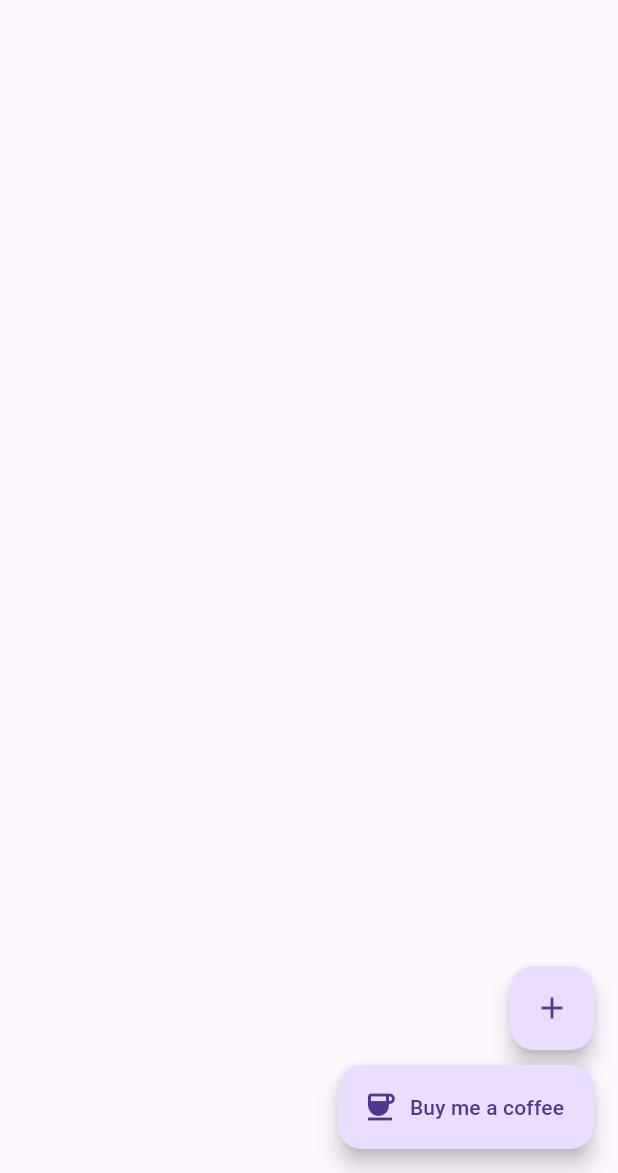
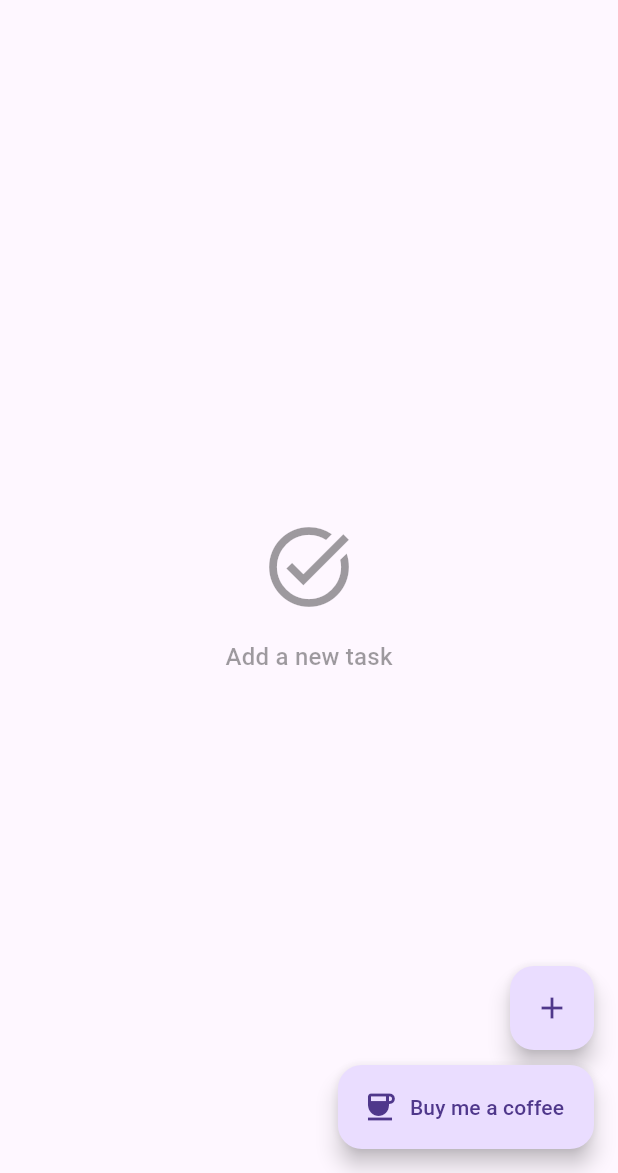
Before and after one commit to OrlandoEduardo101/todo_app, a Flutter app: the screen it shows after launch, on a phone screen of 412 x 824 dp, the part 63-1236 px from its top. Run offline on Flutter 3.47's test engine with Material 3 defaults, Android fonts, the phone set to English and light mode, and no system bars; our stand-ins replace shared_preferences.

Commit message:
feat(localization): add English, Spanish, and Portuguese translations for the To-Do List app
- Created app_localizations_en.dart for English translations.
- Created app_localizations_es.dart for Spanish translations.
- Created app_localizations_pt.dart for Portuguese translations.
- Updated main.dart to use the new localization files.
- Modified todo_list_screen.dart to implement localization in task management UI.
- Adjusted default category and priority values in todo_model.dart.
- Enhanced error handling in todo_repository.dart for loading and saving todos.
- Updated pubspec.yaml and pubspec.lock for dependency upgrades and versioning.

````diff
--- /dev/null
+++ b/lib/l10n/app_localizations.dart
@@ -0,0 +1,258 @@
+import 'dart:async';
+
+import 'package:flutter/foundation.dart';
+import 'package:flutter/widgets.dart';
+import 'package:flutter_localizations/flutter_localizations.dart';
+import 'package:intl/intl.dart' as intl;
+
+import 'app_localizations_en.dart';
+import 'app_localizations_es.dart';
+import 'app_localizations_pt.dart';
+
+// ignore_for_file: type=lint
+
+/// Callers can lookup localized strings with an instance of AppLocalizations
+/// returned by `AppLocalizations.of(context)`.
+///
+/// Applications need to include `AppLocalizations.delegate()` in their app's
+/// `localizationDelegates` list, and the locales they support in the app's
+/// `supportedLocales` list. For example:
+///
+/// ```dart
+/// import 'l10n/app_localizations.dart';
+///
+/// return MaterialApp(
+///   localizationsDelegates: AppLocalizations.localizationsDelegates,
+///   supportedLocales: AppLocalizations.supportedLocales,
+///   home: MyApplicationHome(),
+/// );
+/// ```
+///
+/// ## Update pubspec.yaml
+///
+/// Please make sure to update your pubspec.yaml to include the following
+/// packages:
+///
+/// ```yaml
+/// dependencies:
+///   # Internationalization support.
+///   flutter_localizations:
+///     sdk: flutter
+///   intl: any # Use the pinned version from flutter_localizations
+///
+///   # Rest of dependencies
+/// ```
+///
+/// ## iOS Applications
+///
+/// iOS applications define key application metadata, including supported
+/// locales, in an Info.plist file that is built into the application bundle.
+/// To configure the locales supported by your app, you’ll need to edit this
+/// file.
+///
+/// First, open your project’s ios/Runner.xcworkspace Xcode workspace file.
+/// Then, in the Project Navigator, open the Info.plist file under the Runner
+/// project’s Runner folder.
+///
+/// Next, select the Information Property List item, select Add Item from the
+/// Editor menu, then select Localizations from the pop-up menu.
+///
+/// Select and expand the newly-created Localizations item then, for each
+/// locale your application supports, add a new item and select the locale
+/// you wish to add from the pop-up menu in the Value field. This list should
+/// be consistent with the languages listed in the AppLocalizations.supportedLocales
+/// property.
+abstract class AppLocalizations {
+  AppLocalizations(String locale)
+    : localeName = intl.Intl.canonicalizedLocale(locale.toString());
+
+  final String localeName;
+
+  static AppLocalizations? of(BuildContext context) {
+    return Localizations.of<AppLocalizations>(context, AppLocalizations);
+  }
+
+  static const LocalizationsDelegate<AppLocalizations> delegate =
+      _AppLocalizationsDelegate();
+
+  /// A list of this localizations delegate along with the default localizations
+  /// delegates.
+  ///
+  /// Returns a list of localizations delegates containing this delegate along with
+  /// GlobalMaterialLocalizations.delegate, GlobalCupertinoLocalizations.delegate,
+  /// and GlobalWidgetsLocalizations.delegate.
+  ///
+  /// Additional delegates can be added by appending to this list in
+  /// MaterialApp. This list does not have to be used at all if a custom list
+  /// of delegates is preferred or required.
+  static const List<LocalizationsDelegate<dynamic>> localizationsDelegates =
+      <LocalizationsDelegate<dynamic>>[
+        delegate,
+        GlobalMaterialLocalizations.delegate,
+        GlobalCupertinoLocalizations.delegate,
+        GlobalWidgetsLocalizations.delegate,
+      ];
+
+  /// A list of this localizations delegate's supported locales.
+  static const List<Locale> supportedLocales = <Locale>[
+    Locale('en'),
+    Locale('es'),
+    Locale('pt'),
+  ];
+
+  /// No description provided for @appTitle.
+  ///
+  /// In en, this message translates to:
+  /// **'To-Do List'**
+  String get appTitle;
+
+  /// No description provided for @addTask.
+  ///
+  /// In en, this message translates to:
+  /// **'Add Task'**
+  String get addTask;
+
+  /// No description provided for @addTaskHint.
+  ///
+  /// In en, this message translates to:
+  /// **'Add a new task'**
+  String get addTaskHint;
+
+  /// No description provided for @delete.
+  ///
+  /// In en, this message translates to:
+  /// **'Delete'**
+  String get delete;
+
+  /// No description provided for @cancel.
+  ///
+  /// In en, this message translates to:
+  /// **'Cancel'**
+  String get cancel;
+
+  /// No description provided for @add.
+  ///
+  /// In en, this message translates to:
+  /// **'Add'**
+  String get add;
+
+  /// No description provided for @language.
+  ///
+  /// In en, this message translates to:
+  /// **'Language'**
+  String get language;
+
+  /// No description provided for @english.
+  ///
+  /// In en, this message translates to:
+  /// **'English'**
+  String get english;
+
+  /// No description provided for @spanish.
+  ///
+  /// In en, this message translates to:
+  /// **'Spanish'**
+  String get spanish;
+
+  /// No description provided for @portuguese.
+  ///
+  /// In en, this message translates to:
+  /// **'Portuguese'**
+  String get portuguese;
+
+  /// No description provided for @buy_me_a_coffee.
+  ///
+  /// In en, this message translates to:
+  /// **'Buy me a coffee'**
+  String get buy_me_a_coffee;
+
+  /// No description provided for @category.
+  ///
+  /// In en, this message translates to:
+  /// **'Category'**
+  String get category;
+
+  /// No description provided for @priority.
+  ///
+  /// In en, this message translates to:
+  /// **'Priority'**
+  String get priority;
+
+  /// No description provided for @general.
+  ///
+  /// In en, this message translates to:
+  /// **'General'**
+  String get general;
+
+  /// No description provided for @work.
+  ///
+  /// In en, this message translates to:
+  /// **'Work'**
+  String get work;
+
+  /// No description provided for @personal.
+  ///
+  /// In en, this message translates to:
+  /// **'Personal'**
+  String get personal;
+
+  /// No description provided for @shopping.
+  ///
+  /// In en, this message translates to:
+  /// **'Shopping'**
+  String get shopping;
+
+  /// No description provided for @low.
+  ///
+  /// In en, this message translates to:
+  /// **'Low'**
+  String get low;
+
+  /// No description provided for @medium.
+  ///
+  /// In en, this message translates to:
+  /// **'Medium'**
+  String get medium;
+
+  /// No description provided for @high.
+  ///
+  /// In en, this message translates to:
+  /// **'High'**
+  String get high;
+}
+
+class _AppLocalizationsDelegate
+    extends LocalizationsDelegate<AppLocalizations> {
+  const _AppLocalizationsDelegate();
+
+  @override
+  Future<AppLocalizations> load(Locale locale) {
+    return SynchronousFuture<AppLocalizations>(lookupAppLocalizations(locale));
+  }
+
+  @override
+  bool isSupported(Locale locale) =>
+      <String>['en', 'es', 'pt'].contains(locale.languageCode);
+
+  @override
+  bool shouldReload(_AppLocalizationsDelegate old) => false;
+}
+
+AppLocalizations lookupAppLocalizations(Locale locale) {
+  // Lookup logic when only language code is specified.
+  switch (locale.languageCode) {
+    case 'en':
+      return AppLocalizationsEn();
+    case 'es':
+      return AppLocalizationsEs();
+    case 'pt':
+      return AppLocalizationsPt();
+  }
+
+  throw FlutterError(
+    'AppLocalizations.delegate failed to load unsupported locale "$locale". This is likely '
+    'an issue with the localizations generation tool. Please file an issue '
+    'on GitHub with a reproducible sample app and the gen-l10n configuration '
+    'that was used.',
+  );
+}
--- a/lib/main.dart
+++ b/lib/main.dart
@@ -3,11 +3,12 @@ import 'dart:io';
 
 import 'package:flutter/foundation.dart';
 import 'package:flutter/material.dart';
-import 'package:flutter_gen/gen_l10n/app_localizations.dart'; // Importe as traduções geradas
+import 'package:todo_app/l10n/app_localizations.dart';
 import 'theme/theme_notifier.dart';
 import 'todo/todo_list_screen.dart';
 
 final ThemeNotifier themeNotifier = ThemeNotifier();
+
 void main() {
   runApp(MyApp());
 }
@@ -23,7 +24,11 @@ class MyApp extends StatelessWidget {
       changeLocale(Locale(defaultLocale.split('_').first));
     }
 
-    themeNotifier.loadTheme();
+    // Carregar o tema apenas uma vez
+    WidgetsBinding.instance.addPostFrameCallback((_) {
+      themeNotifier.loadTheme();
+    });
+
     return ListenableBuilder(
         listenable: themeNotifier,
         builder: (context, _) {
--- a/lib/todo/todo_list_screen.dart
+++ b/lib/todo/todo_list_screen.dart
@@ -1,15 +1,15 @@
 import 'package:flutter/material.dart';
+import 'package:todo_app/l10n/app_localizations.dart';
 import 'package:todo_app/main.dart';
 import 'package:todo_app/todo/todo_model.dart';
 import 'package:todo_app/todo/todo_repository.dart';
-import 'package:flutter_gen/gen_l10n/app_localizations.dart';
 import 'package:url_launcher/url_launcher.dart';
 
 class TodoListScreen extends StatefulWidget {
   const TodoListScreen({super.key});
 
   @override
-  _TodoListScreenState createState() => _TodoListScreenState();
+  State<TodoListScreen> createState() => _TodoListScreenState();
 }
 
 class _TodoListScreenState extends State<TodoListScreen> {
@@ -37,13 +37,27 @@ class _TodoListScreenState extends State<TodoListScreen> {
   @override
   void initState() {
     super.initState();
+    _loadTodos();
+  }
+
+  void _loadTodos() async {
+    final todos = await _repository.loadTodos();
+    setState(() {
+      _todos.clear();
+      _todos.addAll(todos);
+    });
   }
 
   void _showAddTaskDialog() {
+    String localCategory = _selectedCategory;
+    String localPriority = _selectedPriority;
+
     showDialog(
       context: context,
       builder: (BuildContext context) {
         final localizations = AppLocalizations.of(context);
+        return StatefulBuilder(
+          builder: (context, setDialogState) {
             return AlertDialog(
               title: Text(localizations!.addTask),
               content: Column(
@@ -60,11 +74,13 @@ class _TodoListScreenState extends State<TodoListScreen> {
                   Row(
                     mainAxisAlignment: MainAxisAlignment.spaceAround,
                     children: [
-                  DropdownButton<String>(
-                    value: _selectedCategory,
+                      Expanded(
+                        child: DropdownButton<String>(
+                          value: localCategory,
+                          isExpanded: true,
                           onChanged: (String? newValue) {
-                      setState(() {
-                        _selectedCategory = newValue ?? localizations.general;
+                            setDialogState(() {
+                              localCategory = newValue ?? localizations.general;
                             });
                           },
                           items: [
@@ -79,12 +95,15 @@ class _TodoListScreenState extends State<TodoListScreen> {
                             );
                           }).toList(),
                         ),
-                  // const SizedBox(width: 12),
-                  DropdownButton<String>(
-                    value: _selectedPriority,
+                      ),
+                      const SizedBox(width: 12),
+                      Expanded(
+                        child: DropdownButton<String>(
+                          value: localPriority,
+                          isExpanded: true,
                           onChanged: (String? newValue) {
-                      setState(() {
-                        _selectedPriority = newValue ?? localizations.medium;
+                            setDialogState(() {
+                              localPriority = newValue ?? localizations.medium;
                             });
                           },
                           items: [
@@ -97,6 +116,7 @@ class _TodoListScreenState extends State<TodoListScreen> {
                               child: Text(value),
                             );
                           }).toList(),
+                        ),
                       ),
                     ],
                   ),
@@ -111,12 +131,40 @@ class _TodoListScreenState extends State<TodoListScreen> {
                 ElevatedButton(
                   onPressed: () {
                     if (_textController.text.isNotEmpty) {
-                  _addTodo(_textController.text, _selectedCategory, _selectedPriority);
+                      _addTodo(_textController.text, localCategory, localPriority);
                       _textController.clear();
                       Navigator.pop(context);
                     }
                   },
                   child: Text(localizations.add),
+                ),
+              ],
+            );
+          },
+        );
+      },
+    );
+  }
+
+  void _showDeleteConfirmation(int index) {
+    final localizations = AppLocalizations.of(context);
+    showDialog(
+      context: context,
+      builder: (BuildContext context) {
+        return AlertDialog(
+          title: Text(localizations!.delete),
+          content: Text('${localizations.delete} "${_todos[index].title}"?'),
+          actions: [
+            TextButton(
+              onPressed: () => Navigator.pop(context),
+              child: Text(localizations.cancel),
+            ),
+            ElevatedButton(
+              onPressed: () {
+                _deleteTodo(index);
+                Navigator.pop(context);
+              },
+              child: Text(localizations.delete),
             ),
           ],
         );
@@ -128,8 +176,13 @@ class _TodoListScreenState extends State<TodoListScreen> {
   Widget build(BuildContext context) {
     final localizations = AppLocalizations.of(context);
 
+    // Inicializar valores padrão apenas uma vez
+    if (_selectedCategory == "General") {
       _selectedCategory = localizations?.general ?? "General";
+    }
+    if (_selectedPriority == "Medium") {
       _selectedPriority = localizations?.medium ?? "Medium";
+    }
 
     return Scaffold(
       appBar: AppBar(
@@ -160,7 +213,27 @@ class _TodoListScreenState extends State<TodoListScreen> {
           ),
         ],
       ),
-      body: ListView.builder(
+      body: _todos.isEmpty
+          ? Center(
+              child: Column(
+                mainAxisAlignment: MainAxisAlignment.center,
+                children: [
+                  Icon(
+                    Icons.task_alt,
+                    size: 64,
+                    color: Theme.of(context).disabledColor,
+                  ),
+                  const SizedBox(height: 16),
+                  Text(
+                    localizations?.addTaskHint ?? 'No tasks yet',
+                    style: Theme.of(context).textTheme.titleMedium?.copyWith(
+                          color: Theme.of(context).disabledColor,
+                        ),
+                  ),
+                ],
+              ),
+            )
+          : ListView.builder(
               itemCount: _todos.length,
               itemBuilder: (context, index) {
                 final todo = _todos[index];
@@ -183,7 +256,7 @@ class _TodoListScreenState extends State<TodoListScreen> {
                   trailing: IconButton(
                     icon: const Icon(Icons.delete),
                     onPressed: () {
-                _deleteTodo(index);
+                      _showDeleteConfirmation(index);
                     },
                   ),
                 );
--- a/lib/todo/todo_model.dart
+++ b/lib/todo/todo_model.dart
@@ -7,7 +7,7 @@ class Todo {
   Todo({
     required this.title,
     this.isCompleted = false,
-    this.category = "Geral",
+    this.category = "General",
     this.priority = "Medium",
   });
 
--- a/pubspec.yaml
+++ b/pubspec.yaml
@@ -16,7 +16,7 @@ publish_to: 'none' # Remove this line if you wish to publish to pub.dev
 # https://developer.apple.com/library/archive/documentation/General/Reference/InfoPlistKeyReference/Articles/CoreFoundationKeys.html
 # In Windows, build-name is used as the major, minor, and patch parts
 # of the product and file versions while build-number is used as the build suffix.
-version: 1.0.2+6
+version: 1.0.3+7
 
 environment:
   sdk: ^3.6.1
@@ -39,7 +39,7 @@ dependencies:
   cupertino_icons: ^1.0.8
   shared_preferences: ^2.5.2
 
-  intl: ^0.19.0
+  intl: ^0.20.2
   url_launcher: ^6.3.1
 
 dev_dependencies:
@@ -51,7 +51,7 @@ dev_dependencies:
   # activated in the `analysis_options.yaml` file located at the root of your
   # package. See that file for information about deactivating specific lint
   # rules and activating additional ones.
-  flutter_lints: ^5.0.0
+  flutter_lints: ^6.0.0
   flutter_launcher_icons: ^0.14.3
 
 # For information on the generic Dart part of this file, see the
````
Also changed, not shown: lib/l10n/app_localizations_en.dart (added, +70 -0 lines), lib/l10n/app_localizations_es.dart (added, +70 -0 lines), lib/l10n/app_localizations_pt.dart (added, +70 -0 lines), lib/todo/todo_repository.dart (+10 -0 lines), pubspec.lock. Lines whose indentation alone changed are shown as unchanged.
